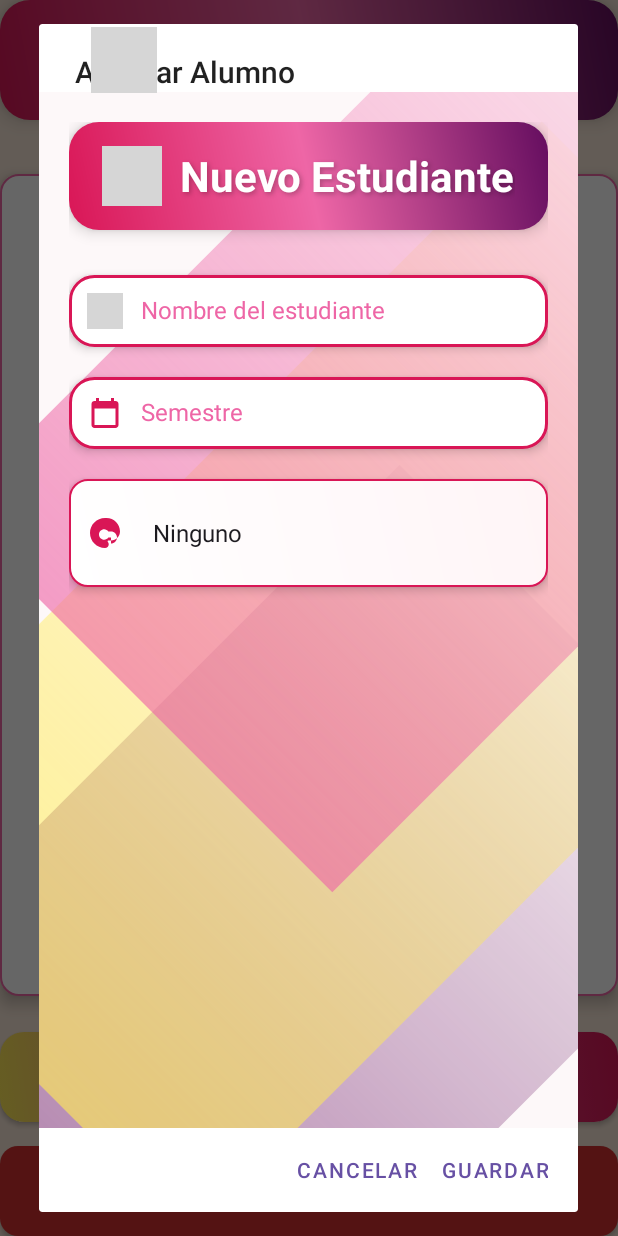
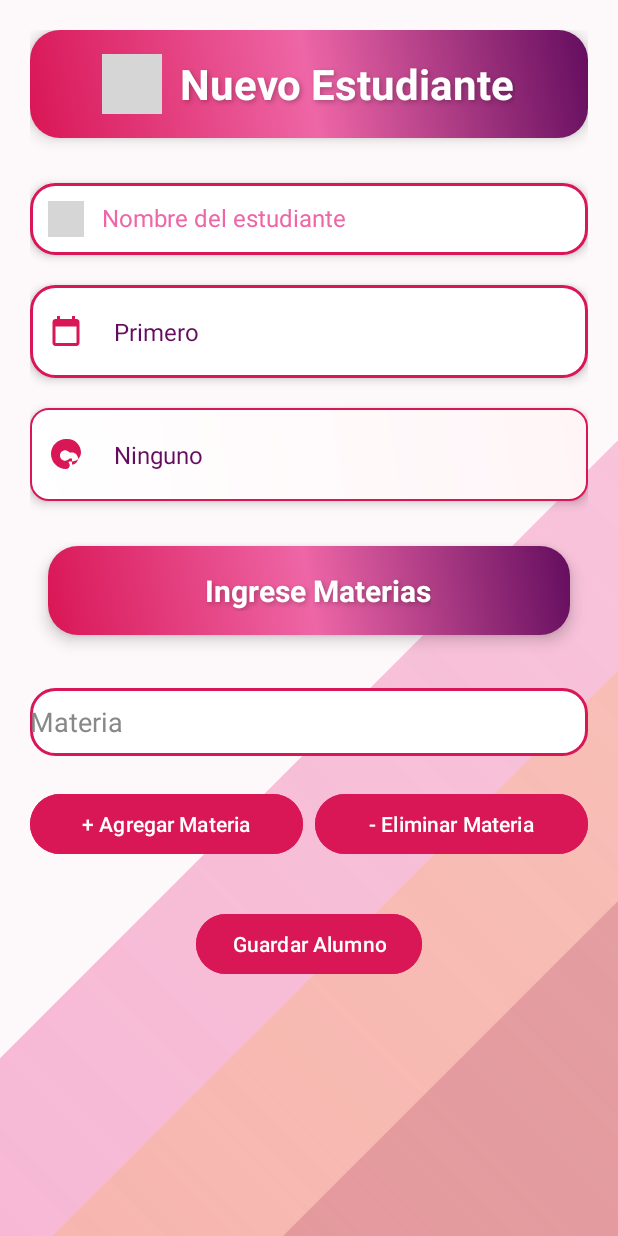
Before and after one commit to CharlyOwo81/MobileAppsFinalProject, an Android app: the ListaAlumnos screen opened directly, with no data from a screen before it, after a tap on "Agregar Tutorado", on a phone screen of 412 x 824 dp. Run offline under Robolectric (Android 15) with nearby library versions, the phone set to English and light mode, and no system bars; our stand-ins replace Firebase (no records; nobody signed in at launch, a user with empty details on screens opened directly); grey boxes are pictures that could not be loaded.

Commit message:
Estudiante
Agregar Alumno y Listado de Alumno

```diff
--- a/app/src/main/AndroidManifest.xml
+++ b/app/src/main/AndroidManifest.xml
@@ -12,6 +12,9 @@
         android:supportsRtl="true"
         android:theme="@style/Theme.MyApplication"
         tools:targetApi="31">
+        <activity
+            android:name=".AgregarAlumnoActivity"
+            android:exported="false" />
         <activity
             android:name=".Excel"
             android:exported="false" />
--- /dev/null
+++ b/app/src/main/java/mx/edu/itson/Mentory/AgregarAlumnoActivity.kt
@@ -0,0 +1,133 @@
+package mx.edu.itson.Mentory
+
+import android.graphics.Color
+import android.os.Bundle
+import android.view.View
+import android.widget.*
+import androidx.appcompat.app.AppCompatActivity
+import com.google.firebase.firestore.FirebaseFirestore
+
+class AgregarAlumnoActivity : AppCompatActivity() {
+
+    lateinit var nombreEditText: EditText
+    lateinit var semestreSpinner: Spinner
+    lateinit var listaColores: Spinner
+    lateinit var contenedorMaterias: LinearLayout
+    lateinit var btnAgregarMateria: Button
+    lateinit var btnGuardar: Button
+    lateinit var btnEliminarMateria: Button
+
+    val db = FirebaseFirestore.getInstance()
+
+    override fun onCreate(savedInstanceState: Bundle?) {
+        super.onCreate(savedInstanceState)
+        setContentView(R.layout.agregar_alumno) // tu layout xml
+
+        nombreEditText = findViewById(R.id.Nombre)
+        semestreSpinner = findViewById(R.id.Semestre)
+        listaColores = findViewById(R.id.colores)
+        contenedorMaterias = findViewById(R.id.contenedorMaterias)
+        btnAgregarMateria = findViewById(R.id.btnAgregarMateria)
+        btnEliminarMateria = findViewById(R.id.btnEliminarMateria)
+
+        // Spinner setup
+        val opcionesSemestre = arrayOf("Primero", "Segundo", "Tercero", "Cuarto", "Quinto", "Sexto", "Septimo", "Octavo", "Noveno", "Decimo")
+        val adapterSemestreSpinner = ArrayAdapter(this, R.layout.spinner_item, opcionesSemestre)
+        adapterSemestreSpinner.setDropDownViewResource(R.layout.spinner_item)
+        semestreSpinner.adapter = adapterSemestreSpinner
+
+        // Spinner setup
+        val opcionesColor = arrayOf("Ninguno", "Asesorías", "Atención Psicológica", "Ambas")
+        val adapterSpinner = ArrayAdapter(this, R.layout.spinner_item, opcionesColor)
+        adapterSpinner.setDropDownViewResource(R.layout.spinner_item)
+        listaColores.adapter = adapterSpinner
+
+        // Primer campo de materia por defecto
+        agregarCampoMateria()
+
+        // Botón para agregar más materias
+        btnAgregarMateria.setOnClickListener {
+            agregarCampoMateria()
+        }
+
+        btnEliminarMateria.setOnClickListener {
+            eliminarUltimaMateria()
+        }
+
+        btnGuardar = findViewById(R.id.btnGuardar)
+        btnGuardar.setOnClickListener {
+            guardarAlumno()
+        }
+    }
+
+    private fun agregarCampoMateria() {
+        val layoutMateria = LinearLayout(this).apply {
+            orientation = LinearLayout.HORIZONTAL
+            val params = LinearLayout.LayoutParams(
+                LinearLayout.LayoutParams.MATCH_PARENT,
+                LinearLayout.LayoutParams.WRAP_CONTENT
+            )
+            params.setMargins(0, 8, 0, 8)
+            layoutParams = params
+        }
+
+        val nuevaMateria = EditText(this).apply {
+            id = View.generateViewId()
+            hint = "Materia"
+            setTextColor(Color.BLACK)
+            setHintTextColor(Color.GRAY)
+            setBackgroundResource(R.drawable.edittext_background)
+            layoutParams = LinearLayout.LayoutParams(0, LinearLayout.LayoutParams.WRAP_CONTENT, 1f)
+        }
+
+        layoutMateria.addView(nuevaMateria)
+
+        // Insertamos antes del botón Agregar Materia
+        contenedorMaterias.addView(layoutMateria, contenedorMaterias.childCount - 1)
+    }
+
+    private fun eliminarUltimaMateria() {
+        val count = contenedorMaterias.childCount
+        if (count > 1) { // Para no intentar eliminar el botón u otro layout base
+            contenedorMaterias.removeViewAt(count - 2)
+        } else {
+            Toast.makeText(this, "No hay materias para eliminar", Toast.LENGTH_SHORT).show()
+        }
+    }
+
+
+    private fun guardarAlumno() {
+        val nombre = nombreEditText.text.toString().trim()
+        val semestre = semestreSpinner.selectedItem.toString()
+        val color = listaColores.selectedItem.toString()
+
+        if (nombre.isEmpty() || semestre.isEmpty()) {
+            Toast.makeText(this, "Por favor completa Nombre y Semestre", Toast.LENGTH_SHORT).show()
+            return
+        }
+
+        val materias = mutableListOf<String>()
+        for (i in 0 until contenedorMaterias.childCount - 1) { // -1 porque el último es el botón
+            val layout = contenedorMaterias.getChildAt(i) as LinearLayout
+            val editText = layout.getChildAt(0) as EditText
+            val materia = editText.text.toString().trim()
+            if (materia.isNotEmpty()) materias.add(materia)
+        }
+
+        val alumno = hashMapOf(
+            "nombre" to nombre,
+            "semestre" to semestre,
+            "color" to color,
+            "materias" to materias // <-- ahora también guardamos las materias
+        )
+
+        db.collection("alumnos").add(alumno)
+            .addOnSuccessListener {
+                Toast.makeText(this, "Alumno agregado correctamente", Toast.LENGTH_SHORT).show()
+                finish() // Cierra la pantalla y regresa
+            }
+            .addOnFailureListener {
+                Toast.makeText(this, "Error al guardar alumno", Toast.LENGTH_SHORT).show()
+            }
+    }
+}
--- a/app/src/main/java/mx/edu/itson/Mentory/ListaAlumnos.kt
+++ b/app/src/main/java/mx/edu/itson/Mentory/ListaAlumnos.kt
@@ -2,7 +2,9 @@ package mx.edu.itson.Mentory
 
 import android.app.AlertDialog
 import android.content.Intent
+import android.graphics.Color
 import android.os.Bundle
+import android.view.View
 import android.widget.*
 import androidx.activity.enableEdgeToEdge
 import androidx.appcompat.app.AppCompatActivity
@@ -60,7 +62,7 @@ class ListaAlumnos : AppCompatActivity() {
                     val color = document.getString("color") ?: "Ninguno"
                     alumnos.add(Alumno(nombre, semestre, color))
                 }
-                adapter = ArrayAdapter(this, android.R.layout.simple_list_item_1, alumnos.map { "${it.nombre} - ${it.semestre}" })
+                adapter = ArrayAdapter(this, R.layout.list_item, R.id.textViewAlumno, alumnos.map { "${it.nombre} - ${it.semestre}" })
                 listaAlumnos.adapter = adapter
             }
             .addOnFailureListener {
@@ -69,40 +71,48 @@ class ListaAlumnos : AppCompatActivity() {
     }
 
     private fun mostrarDialogoAgregarAlumno() {
-        val dialogView = layoutInflater.inflate(R.layout.agregar_alumno, null)
-        val Nombre: EditText = dialogView.findViewById(R.id.Nombre)
-        val Semestre: EditText = dialogView.findViewById(R.id.Semestre)
-        val ListaColores: Spinner = dialogView.findViewById(R.id.colores)
+        val intent = Intent(this, AgregarAlumnoActivity::class.java)
+        startActivity(intent)
+    }
 
-        val opcionesColor = arrayOf("Ninguno", "Asesorías", "Atención Psicológica", "Ambas")
-        val adapterSpinner = ArrayAdapter(this, android.R.layout.simple_spinner_dropdown_item, opcionesColor)
-        ListaColores.adapter = adapterSpinner
+    private fun agregarCampoMateria(contenedor: LinearLayout) {
+        val layoutMateria = LinearLayout(this).apply {
+            orientation = LinearLayout.HORIZONTAL
+            val params = LinearLayout.LayoutParams(
+                LinearLayout.LayoutParams.MATCH_PARENT,
+                LinearLayout.LayoutParams.WRAP_CONTENT
+            )
+            params.setMargins(0, 8, 0, 8)
+            layoutParams = params
+        }
 
-        AlertDialog.Builder(this)
-            .setTitle("Agregar Alumno")
-            .setView(dialogView)
-            .setPositiveButton("Guardar") { _, _ ->
-                val nombre = Nombre.text.toString()
-                val semestre = Semestre.text.toString()
-                val color = ListaColores.selectedItem.toString()
-
-                if (nombre.isNotEmpty() && semestre.isNotEmpty()) {
-                    val alumno = hashMapOf(
-                        "nombre" to nombre,
-                        "semestre" to semestre,
-                        "color" to color
-                    )
-                    db.collection("alumnos").add(alumno)
-                        .addOnSuccessListener {
-                            Toast.makeText(this, "Alumno agregado", Toast.LENGTH_SHORT).show()
-                            cargarAlumnos()
-                        }
-                        .addOnFailureListener {
-                            Toast.makeText(this, "Error al guardar alumno", Toast.LENGTH_SHORT).show()
-                        }
+        val nuevaMateria = EditText(this).apply {
+            id = View.generateViewId()
+            setHint("Materia")
+            setTextColor(Color.BLACK)
+            setHintTextColor(Color.GRAY)
+            setBackgroundResource(R.drawable.edittext_background)
+            layoutParams = LinearLayout.LayoutParams(0, LinearLayout.LayoutParams.WRAP_CONTENT, 1f)
+        }
+        nuevaMateria.id = View.generateViewId()
+        val btnEliminar = Button(this).apply {
+            text = "X"
+            setBackgroundColor(R.drawable.button_background)
+            setTextColor(Color.WHITE)
+            setOnClickListener {
+                if (contenedor.childCount > 1) { // si hay más de 1 campo
+                    contenedor.removeView(layoutMateria)
+                } else {
+                    Toast.makeText(this@ListaAlumnos, "Debe haber al menos una materia", Toast.LENGTH_SHORT).show()
                 }
             }
-            .setNegativeButton("Cancelar", null)
-            .show()
+        }
+
+        layoutMateria.addView(nuevaMateria)
+        layoutMateria.addView(btnEliminar)
+
+        contenedor.addView(layoutMateria, contenedor.childCount - 1) // lo agrega antes del botón Agregar
     }
+
+
 }
--- a/app/src/main/res/layout/activity_lista_alumnos.xml
+++ b/app/src/main/res/layout/activity_lista_alumnos.xml
@@ -39,7 +39,8 @@
             android:shadowColor="#4D2A3447"
             android:shadowDx="3"
             android:shadowDy="3"
-            android:shadowRadius="6"/>
+            android:shadowRadius="6"
+            />
     </LinearLayout>
 
     <ListView
@@ -50,12 +51,13 @@
         android:background="@drawable/listview_background"
         android:divider="@null"
         android:dividerHeight="0dp"
-        android:padding="10dp"
+        android:padding="16dp"
         android:clipToPadding="false"
         android:elevation="6dp"
+        android:textColor="@color/pink"
+        android:textSize="25sp"
         android:scrollbarStyle="outsideOverlay"
         android:scrollbarThumbVertical="@drawable/scrollbar_thumb"
-
         />
 
     <Button
--- a/app/src/main/res/layout/agregar_alumno.xml
+++ b/app/src/main/res/layout/agregar_alumno.xml
@@ -1,11 +1,28 @@
 <?xml version="1.0" encoding="utf-8"?>
-<LinearLayout xmlns:android="http://schemas.android.com/apk/res/android"
+<FrameLayout xmlns:android="http://schemas.android.com/apk/res/android"
     xmlns:app="http://schemas.android.com/apk/res-auto"
     xmlns:tools="http://schemas.android.com/tools"
     android:layout_width="match_parent"
+    android:layout_height="match_parent">
+
+    <!-- Fondo separado en un ImageView -->
+    <ImageView
+        android:layout_width="match_parent"
         android:layout_height="match_parent"
+        android:src="@drawable/striped_background"
+        android:scaleType="centerCrop"
+        android:contentDescription="@null" />
+
+    <!-- Contenido scrollable -->
+    <ScrollView
+        android:layout_width="match_parent"
+        android:layout_height="match_parent"
+        android:fillViewport="true">
+
+        <LinearLayout
+            android:layout_width="match_parent"
+            android:layout_height="wrap_content"
             android:orientation="vertical"
-    android:background="@drawable/striped_background"
             android:padding="20dp">
 
             <!-- Cabecera -->
@@ -23,8 +40,8 @@
                     android:layout_width="40dp"
                     android:layout_height="40dp"
                     android:src="@drawable/diversity_3_24px"
-            android:tint="#FFFFFF"
-            android:contentDescription="Add Student Icon"/>
+                    android:contentDescription="Add Student Icon"
+                    app:tint="#FFFFFF" />
 
                 <TextView
                     android:layout_width="wrap_content"
@@ -87,17 +104,16 @@
                     android:tint="#D91656"
                     android:layout_gravity="center_vertical"/>
 
-        <EditText
+                <Spinner
                     android:id="@+id/Semestre"
                     android:layout_width="0dp"
                     android:layout_height="wrap_content"
                     android:layout_weight="1"
-            android:hint="Semestre"
                     android:background="@null"
                     android:paddingStart="12dp"
-            android:textColor="#640D5F"
-            android:textColorHint="#EE66A6"
-            android:textSize="16sp"/>
+                    android:spinnerMode="dropdown"
+                    android:dropDownVerticalOffset="8dp"
+                    android:popupBackground="@drawable/spinner_dropdown_background"/>
             </LinearLayout>
 
             <!-- Spinner de Colores -->
@@ -114,8 +130,8 @@
                     android:layout_width="24dp"
                     android:layout_height="24dp"
                     android:src="@drawable/ic_palette"
-            android:tint="#D91656"
-            android:layout_gravity="center_vertical"/>
+                    android:layout_gravity="center_vertical"
+                    app:tint="#D91656" />
 
                 <Spinner
                     android:id="@+id/colores"
@@ -129,4 +145,89 @@
                     android:popupBackground="@drawable/spinner_dropdown_background"/>
             </LinearLayout>
 
+            <!-- Cabecera -->
+            <LinearLayout
+                android:layout_width="348dp"
+                android:layout_height="wrap_content"
+                android:layout_gravity="center"
+                android:layout_marginBottom="30dp"
+                android:background="@drawable/header_background"
+                android:elevation="6dp"
+                android:gravity="center"
+                android:orientation="horizontal"
+                android:padding="16dp">
+
+                <TextView
+                    android:layout_width="wrap_content"
+                    android:layout_height="wrap_content"
+                    android:layout_marginStart="12dp"
+                    android:shadowColor="#40000000"
+                    android:shadowDx="2"
+                    android:shadowDy="2"
+                    android:shadowRadius="4"
+                    android:text="Ingrese Materias"
+                    android:textColor="#FFFFFF"
+                    android:textSize="20sp"
+                    android:textStyle="bold" />
             </LinearLayout>
+
+            <!-- Contenedor dinámico de materias -->
+            <LinearLayout
+                android:id="@+id/contenedorMaterias"
+                android:layout_width="match_parent"
+                android:layout_height="wrap_content"
+                android:orientation="vertical" />
+
+            <LinearLayout
+                android:layout_width="match_parent"
+                android:layout_height="wrap_content"
+                android:orientation="horizontal"
+                android:gravity="center"
+                android:layout_marginTop="16dp"
+                android:elevation="4dp"
+                android:layout_marginBottom="16dp"
+                android:weightSum="2">
+
+                <!-- Botón Agregar Materia -->
+                <Button
+                    android:id="@+id/btnAgregarMateria"
+                    android:layout_width="0dp"
+                    android:layout_height="wrap_content"
+                    android:layout_weight="1"
+                    android:text="+ Agregar Materia"
+                    android:backgroundTint="@color/deepFucsia"
+                    android:textColor="#FFFFFF"
+                    android:paddingHorizontal="16dp"
+                    android:paddingVertical="8dp" />
+
+                <!-- Botón Eliminar Materia -->
+                <Button
+                    android:id="@+id/btnEliminarMateria"
+                    android:layout_width="0dp"
+                    android:layout_height="wrap_content"
+                    android:layout_weight="1"
+                    android:text="- Eliminar Materia"
+                    android:backgroundTint="@color/deepFucsia"
+                    android:textColor="#FFFFFF"
+                    android:paddingHorizontal="16dp"
+                    android:paddingVertical="8dp"
+                    android:layout_marginStart="8dp" />
+            </LinearLayout>
+
+            <!-- Botón para guardar -->
+            <Button
+                android:id="@+id/btnGuardar"
+                android:layout_width="wrap_content"
+                android:layout_height="wrap_content"
+                android:text="Guardar Alumno"
+                android:layout_gravity="center_horizontal"
+                android:backgroundTint="@color/deepFucsia"
+                android:textColor="#FFFFFF"
+                android:paddingHorizontal="24dp"
+                android:paddingVertical="8dp"
+                android:layout_marginTop="16dp"
+                android:elevation="4dp"/>
+        </LinearLayout>
+    </ScrollView>
+
+</FrameLayout>
--- /dev/null
+++ b/app/src/main/res/layout/spinner_item.xml
@@ -0,0 +1,8 @@
+<?xml version="1.0" encoding="utf-8"?>
+<TextView xmlns:android="http://schemas.android.com/apk/res/android"
+    android:id="@+id/spinnerText"
+    android:layout_width="match_parent"
+    android:layout_height="wrap_content"
+    android:textSize="16sp"
+    android:textColor="@color/purple"
+    android:padding="8dp" />
--- a/app/src/main/res/values-night/themes.xml
+++ b/app/src/main/res/values-night/themes.xml
@@ -1,7 +1,6 @@
 <resources xmlns:tools="http://schemas.android.com/tools">
     <!-- Base application theme. -->
     <style name="Base.Theme.MyApplication" parent="Theme.Material3.DayNight.NoActionBar">
-        <!-- Customize your dark theme here. -->
-        <!-- <item name="colorPrimary">@color/my_dark_primary</item> -->
+        <item name="android:textColorPrimary">@color/black</item>
     </style>
 </resources>
--- a/app/src/main/res/values/colors.xml
+++ b/app/src/main/res/values/colors.xml
@@ -3,5 +3,6 @@
     <color name="black">#FF000000</color>
     <color name="white">#FFFFFFFF</color>
     <color name="deepFucsia">#D91656</color>
-    <color name="softPink">#640D5F</color>
+    <color name="purple">#640D5F</color>
+    <color name="pink">#EE66A6</color>
 </resources>
--- a/app/src/main/res/values/themes.xml
+++ b/app/src/main/res/values/themes.xml
@@ -4,6 +4,5 @@
         <!-- Customize your light theme here. -->
         <!-- <item name="colorPrimary">@color/my_light_primary</item> -->
     </style>
-
     <style name="Theme.MyApplication" parent="Base.Theme.MyApplication" />
 </resources>
```
Also changed, not shown: app/src/main/res/layout/list_item.xml (added, +9 -0 lines). Lines whose indentation alone changed are shown as unchanged.
